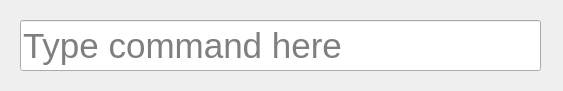
Qt form Tasuke/InputWindow.ui (mushopea/Tasuke) before a commit.
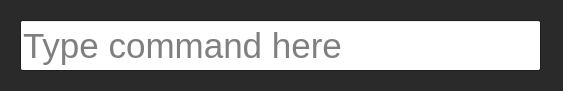
The same form after that commit.

Commit message: Implemented input box hot key hard-coded to ctrl+space

Diff of the .ui file:
```diff
--- a/Tasuke/InputWindow.ui
+++ b/Tasuke/InputWindow.ui
@@ -10,6 +10,73 @@
     <height>91</height>
    </rect>
   </property>
+  <property name="palette">
+   <palette>
+    <active>
+     <colorrole role="Base">
+      <brush brushstyle="SolidPattern">
+       <color alpha="255">
+        <red>255</red>
+        <green>255</green>
+        <blue>255</blue>
+       </color>
+      </brush>
+     </colorrole>
+     <colorrole role="Window">
+      <brush brushstyle="SolidPattern">
+       <color alpha="255">
+        <red>42</red>
+        <green>42</green>
+        <blue>42</blue>
+       </color>
+      </brush>
+     </colorrole>
+    </active>
+    <inactive>
+     <colorrole role="Base">
+      <brush brushstyle="SolidPattern">
+       <color alpha="255">
+        <red>255</red>
+        <green>255</green>
+        <blue>255</blue>
+       </color>
+      </brush>
+     </colorrole>
+     <colorrole role="Window">
+      <brush brushstyle="SolidPattern">
+       <color alpha="255">
+        <red>42</red>
+        <green>42</green>
+        <blue>42</blue>
+       </color>
+      </brush>
+     </colorrole>
+    </inactive>
+    <disabled>
+     <colorrole role="Base">
+      <brush brushstyle="SolidPattern">
+       <color alpha="255">
+        <red>42</red>
+        <green>42</green>
+        <blue>42</blue>
+       </color>
+      </brush>
+     </colorrole>
+     <colorrole role="Window">
+      <brush brushstyle="SolidPattern">
+       <color alpha="255">
+        <red>42</red>
+        <green>42</green>
+        <blue>42</blue>
+       </color>
+      </brush>
+     </colorrole>
+    </disabled>
+   </palette>
+  </property>
+  <property name="focusPolicy">
+   <enum>Qt::StrongFocus</enum>
+  </property>
   <property name="windowTitle">
    <string>InputWindow</string>
   </property>
```
The commit also changes 10 other files.
